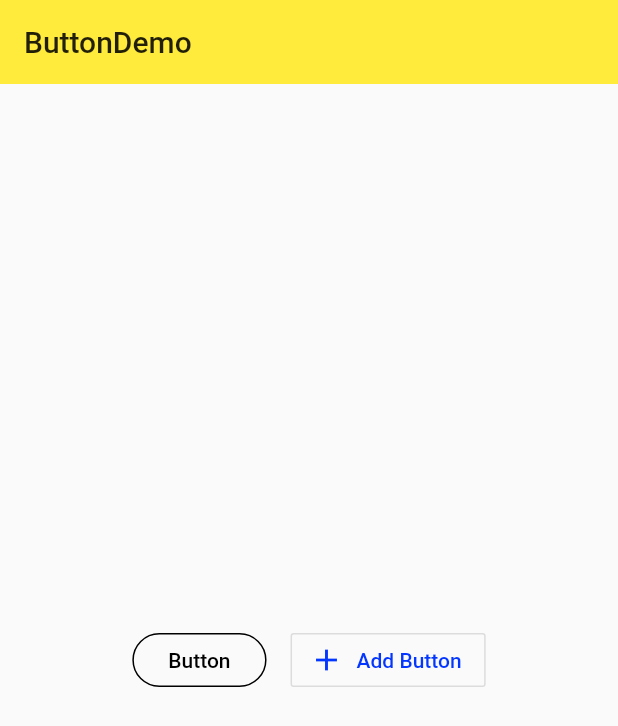
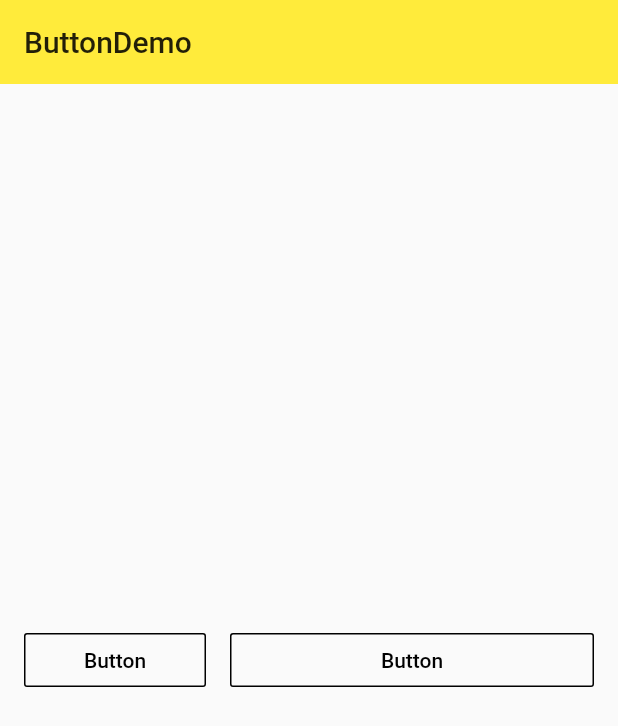
Before and after one commit to XYXiaoYuan/flutter_study, a Flutter app: the ButtonDemo screen opened directly, on a phone screen of 412 x 824 dp. Shown: the top 726 px of the screen. Run offline on Flutter 3.47's test engine with Material 2 defaults, Android fonts, the phone set to English and light mode, and no system bars.

Commit message:
1.按钮容器 Container：有固定宽度的按钮 2.按钮容器 Expanded：占满可用宽度的按钮

```diff
--- a/flutter_study/lib/demo/material_components.dart
+++ b/flutter_study/lib/demo/material_components.dart
@@ -116,6 +116,63 @@ class ButtonDemo extends StatelessWidget {
       ],
     );
 
+    final Widget FixWidthButton = Row(
+      mainAxisAlignment: MainAxisAlignment.center,
+      children: <Widget>[
+        Container(
+          width: 130.0,
+          child: OutlineButton(
+            onPressed: () {},
+            child: Text('Button'),
+            splashColor: Colors.grey,
+            borderSide: BorderSide(
+              color: Colors.black,
+            ),
+            // color: Theme.of(context).accentColor,
+            textColor: Colors.black,
+            highlightedBorderColor: Colors.grey,
+            // textTheme: ButtonTextTheme.primary,
+          ),
+        ),
+      ],
+    );
+
+    final Widget ExpandedButton = Row(
+      mainAxisAlignment: MainAxisAlignment.center,
+      children: <Widget>[
+        Expanded(
+          child: OutlineButton(
+            onPressed: () {},
+            child: Text('Button'),
+            splashColor: Colors.grey,
+            borderSide: BorderSide(
+              color: Colors.black,
+            ),
+            // color: Theme.of(context).accentColor,
+            textColor: Colors.black,
+            highlightedBorderColor: Colors.grey,
+            // textTheme: ButtonTextTheme.primary,
+          ),
+        ),
+        SizedBox(width: 16.0),
+        Expanded(
+          flex: 2,
+          child: OutlineButton(
+            onPressed: () {},
+            child: Text('Button'),
+            splashColor: Colors.grey,
+            borderSide: BorderSide(
+              color: Colors.black,
+            ),
+            // color: Theme.of(context).accentColor,
+            textColor: Colors.black,
+            highlightedBorderColor: Colors.grey,
+            // textTheme: ButtonTextTheme.primary,
+          ),
+        ),
+      ],
+    );
+
     return Scaffold(
       appBar: AppBar(
         title: Text('ButtonDemo'),
@@ -129,17 +186,7 @@ class ButtonDemo extends StatelessWidget {
             Row(
               mainAxisAlignment: MainAxisAlignment.center,
               children: <Widget>[
-                Theme(
-                  data: Theme.of(context).copyWith(
-                    buttonColor: Theme.of(context).accentColor,
-                    buttonTheme: ButtonThemeData(
-                      textTheme: ButtonTextTheme.primary,
-                      // shape: BeveledRectangleBorder(
-                      //   borderRadius: BorderRadius.circular(5.0),
-                      // )
-                      shape: StadiumBorder()
-                    )
-                  ),
+                Expanded(
                   child: OutlineButton(
                     onPressed: () {},
                     child: Text('Button'),
@@ -154,13 +201,22 @@ class ButtonDemo extends StatelessWidget {
                   ),
                 ),
                 SizedBox(width: 16.0),
-                OutlineButton.icon(
-                  onPressed: () {},
-                  icon: Icon(Icons.add),
-                  label: Text('Add Button'),
-                  splashColor: Colors.grey,
-                  textColor: Theme.of(context).accentColor,
+                Expanded(
+                  flex: 2,
+                  child: OutlineButton(
+                    onPressed: () {},
+                    child: Text('Button'),
+                    splashColor: Colors.grey,
+                    borderSide: BorderSide(
+                      color: Colors.black,
+                    ),
+                    // color: Theme.of(context).accentColor,
+                    textColor: Colors.black,
+                    highlightedBorderColor: Colors.grey,
+                    // textTheme: ButtonTextTheme.primary,
+                  ),
                 ),
+
               ],
             ),
           ],
```
